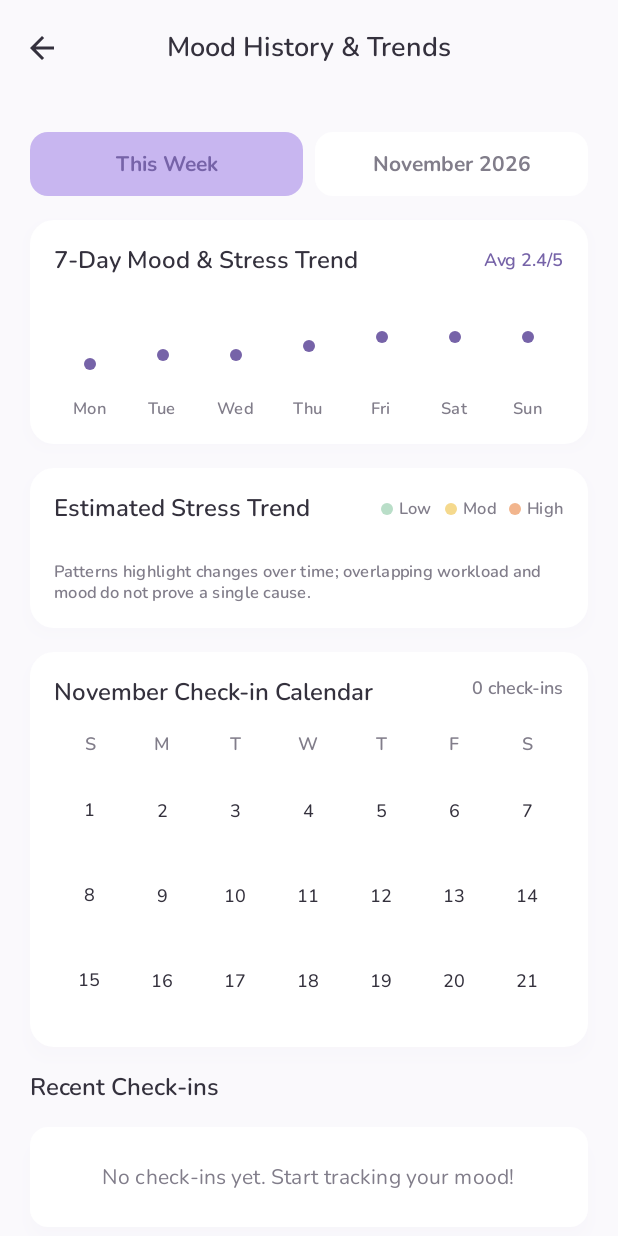
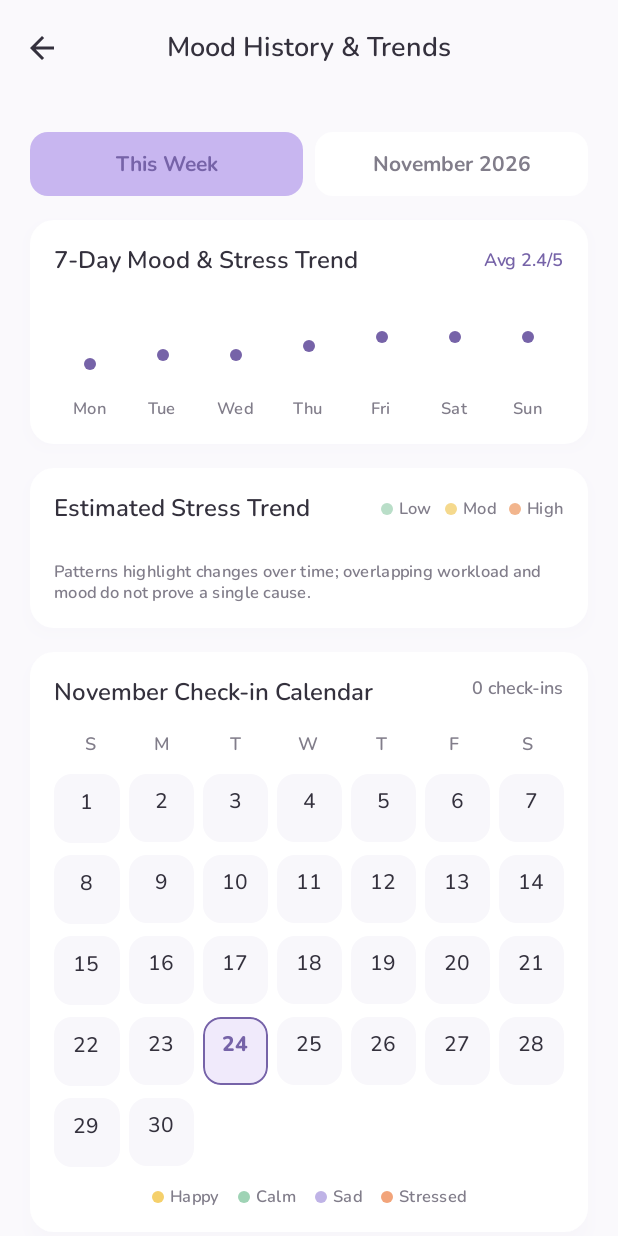
Before and after one commit to Chriswk21/moodly, an Android app built with Jetpack Compose: the composable MoodHistoryContent shown on its own in the app's theme, on a phone screen of 412 x 824 dp. Run offline under Robolectric (Android 15) with nearby library versions, the phone set to English and light mode, and no system bars; our stand-ins replace Dagger/Hilt's generated code.

Commit message:
Show mood-colored check-in calendar

```diff
--- a/app/src/main/java/com/moodly/app/ui/screens/moodhistory/MoodHistoryScreen.kt
+++ b/app/src/main/java/com/moodly/app/ui/screens/moodhistory/MoodHistoryScreen.kt
@@ -362,7 +362,7 @@ private fun CalendarCard(
     year: Int,
     month: String,
     checkIns: Int,
-    moodEntryDates: Set<Int>,
+    moodEntryDates: Map<Int, MoodType>,
     selectedDate: Int?
 ) {
     Card(
@@ -405,58 +405,98 @@ private fun CalendarCard(
 
             Spacer(modifier = Modifier.height(8.dp))
 
-            // Calendar grid (simplified - showing first 3 weeks)
-            val weeks = listOf(
-                listOf(1, 2, 3, 4, 5, 6, 7),
-                listOf(8, 9, 10, 11, 12, 13, 14),
-                listOf(15, 16, 17, 18, 19, 20, 21)
-            )
+            // Full month grid, Sunday-first, with leading blanks
+            val monthValue = runCatching { java.time.Month.valueOf(month.uppercase(Locale.ENGLISH)) }
+                .getOrDefault(LocalDate.now().month)
+            val firstDay = LocalDate.of(year, monthValue, 1)
+            val leadingBlanks = firstDay.dayOfWeek.value % 7 // Sunday = 0
+            val cells: List<Int?> = List(leadingBlanks) { null } + (1..firstDay.lengthOfMonth()).toList()
 
-            weeks.forEach { week ->
+            cells.chunked(7).forEach { week ->
                 Row(
                     modifier = Modifier
                         .fillMaxWidth()
-                        .padding(vertical = 4.dp)
+                        .padding(vertical = 4.dp),
+                    horizontalArrangement = Arrangement.spacedBy(6.dp)
                 ) {
                     week.forEach { day ->
-                        val hasMood = day in moodEntryDates
-                        val isSelected = day == selectedDate
+                        CalendarDayCell(
+                            day = day,
+                            mood = day?.let { moodEntryDates[it] },
+                            isSelected = day != null && day == selectedDate,
+                            modifier = Modifier.weight(1f)
+                        )
+                    }
+                    // Pad the final week so cells keep the same width
+                    repeat(7 - week.size) {
+                        Spacer(modifier = Modifier.weight(1f))
+                    }
+                }
+            }
 
+            Spacer(modifier = Modifier.height(8.dp))
+
+            // Legend
+            Row(
+                modifier = Modifier.fillMaxWidth(),
+                horizontalArrangement = Arrangement.spacedBy(12.dp, Alignment.CenterHorizontally)
+            ) {
+                listOf(MoodType.HAPPY, MoodType.CALM, MoodType.SAD, MoodType.STRESSED).forEach { mood ->
+                    LegendItem(color = getMoodDotColor(mood), label = mood.displayName)
+                }
+            }
+        }
+    }
+}
+
+@Composable
+private fun CalendarDayCell(
+    day: Int?,
+    mood: MoodType?,
+    isSelected: Boolean,
+    modifier: Modifier = Modifier
+) {
+    if (day == null) {
+        Spacer(modifier = modifier.aspectRatio(0.95f))
+        return
+    }
+    val shape = RoundedCornerShape(12.dp)
     Box(
-                            modifier = Modifier
-                                .weight(1f)
-                                .aspectRatio(1f)
-                                .padding(2.dp)
-                                .clip(CircleShape)
-                                .background(
-                                    when {
-                                        isSelected -> LavenderDeep
-                                        else -> Color.Transparent
-                                    }
+        modifier = modifier
+            .aspectRatio(0.95f)
+            .clip(shape)
+            .background(if (isSelected) Color(0xFFF0EAFB) else Color(0xFFF8F7FB))
+            .then(
+                if (isSelected) Modifier.border(1.dp, LavenderDeep, shape) else Modifier
             ),
         contentAlignment = Alignment.Center
     ) {
         Column(horizontalAlignment = Alignment.CenterHorizontally) {
             Text(
                 text = day.toString(),
-                                    style = MaterialTheme.typography.bodySmall,
-                                    color = if (isSelected) Color.White else TextDark
+                style = MaterialTheme.typography.bodyMedium,
+                color = if (isSelected) LavenderDeep else TextDark,
+                fontWeight = if (isSelected) FontWeight.ExtraBold else FontWeight.Medium
             )
-                                if (hasMood && !isSelected) {
+            Spacer(modifier = Modifier.height(3.dp))
             Box(
                 modifier = Modifier
-                                            .size(4.dp)
+                    .size(6.dp)
                     .clip(CircleShape)
-                                            .background(StressHigh)
+                    .background(mood?.let { getMoodDotColor(it) } ?: Color.Transparent)
             )
         }
     }
 }
-                    }
-                }
-            }
-        }
-    }
+
+/** Stronger tints than the mood background colors so small dots stay visible. */
+private fun getMoodDotColor(moodType: MoodType): Color = when (moodType) {
+    MoodType.HAPPY -> Color(0xFFF5D06B)
+    MoodType.CALM -> Color(0xFF9FD3B5)
+    MoodType.NEUTRAL -> Color(0xFFA9C8EC)
+    MoodType.ANXIOUS -> Color(0xFFF2C26B)
+    MoodType.SAD -> Color(0xFFBFB3E6)
+    MoodType.STRESSED -> Color(0xFFF2A47A)
 }
 
 @Composable
--- a/app/src/main/java/com/moodly/app/ui/screens/moodhistory/MoodHistoryViewModel.kt
+++ b/app/src/main/java/com/moodly/app/ui/screens/moodhistory/MoodHistoryViewModel.kt
@@ -7,6 +7,7 @@ import androidx.lifecycle.viewModelScope
 import com.moodly.app.data.repository.MoodRepository
 import com.moodly.app.di.IoDispatcher
 import com.moodly.app.domain.model.MoodEntry
+import com.moodly.app.domain.model.MoodType
 import com.moodly.app.ui.theme.StressHigh
 import com.moodly.app.ui.theme.StressLow
 import com.moodly.app.ui.theme.StressModerate
@@ -33,7 +34,8 @@ data class MoodHistoryUiState(
     val calendarYear: Int = LocalDate.now().year,
     val calendarMonth: String = LocalDate.now().month.getDisplayName(TextStyle.FULL, Locale.ENGLISH),
     val checkInsCount: Int = 0,
-    val moodEntryDates: Set<Int> = emptySet(),
+    /** Day of month -> mood of the latest check-in on that day. */
+    val moodEntryDates: Map<Int, MoodType> = emptyMap(),
     val selectedDate: Int? = LocalDate.now().dayOfMonth,
     val recentCheckIns: List<MoodEntry> = emptyList(),
     val isLoading: Boolean = true
@@ -105,7 +107,9 @@ class MoodHistoryViewModel @Inject constructor(
             }
 
             // Get dates with mood entries
-            val moodDates = entries.map { it.createdAt.dayOfMonth }.toSet()
+            val moodDates = entries
+                .groupBy { it.createdAt.dayOfMonth }
+                .mapValues { (_, dayEntries) -> dayEntries.maxBy { it.createdAt }.moodType }
 
             // Recent check-ins
             val recentEntries = entries.sortedByDescending { it.createdAt }.take(10)
```
Lines whose indentation alone changed are shown as unchanged.
